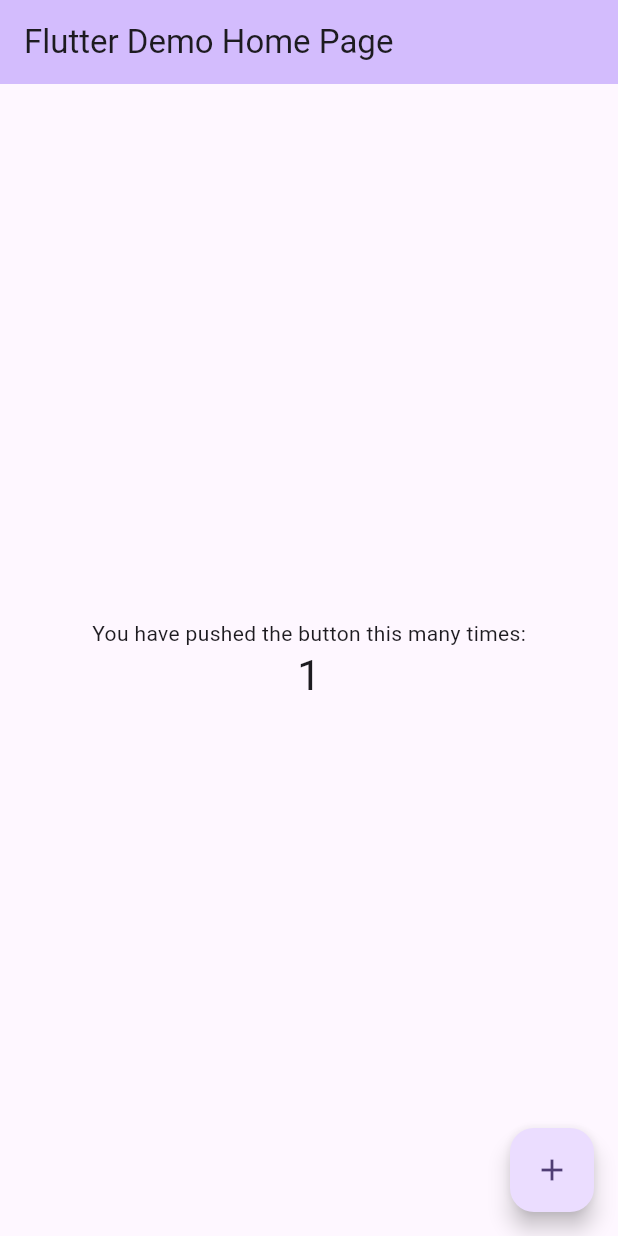
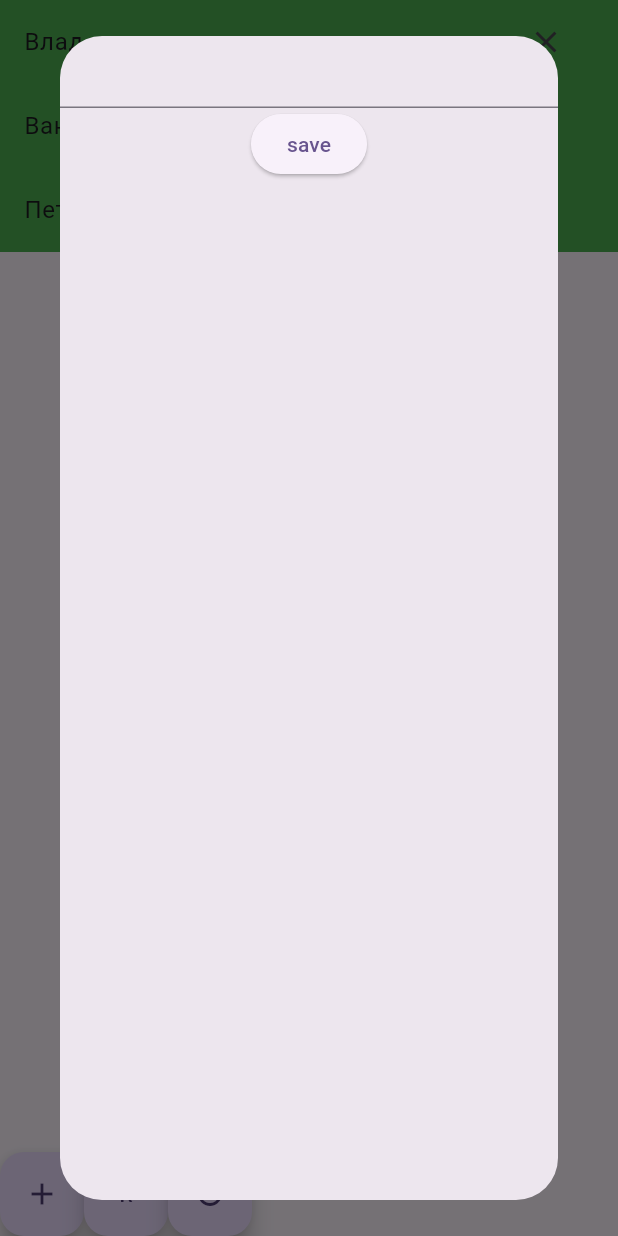
Before and after one commit to MrDalik/Flutter_DZ, a Flutter app: the screen it shows after launch, after a tap on the "add" icon, on a phone screen of 412 x 824 dp. Run offline on Flutter 3.47's test engine with Material 3 defaults, Android fonts, the light colour scheme and no system bars.

Commit message:
Сделал рандодом и добавление

```diff
--- a/wheel_of_fortune/lib/main.dart
+++ b/wheel_of_fortune/lib/main.dart
@@ -1,4 +1,5 @@
 import 'package:flutter/material.dart';
+import 'package:flutter_dz/pages/random_item_page.dart';
 
 void main() {
   runApp(const MyApp());
@@ -13,113 +14,10 @@
     return MaterialApp(
       title: 'Flutter Demo',
       theme: ThemeData(
-        // This is the theme of your application.
-        //
-        // TRY THIS: Try running your application with "flutter run". You'll see
-        // the application has a purple toolbar. Then, without quitting the app,
-        // try changing the seedColor in the colorScheme below to Colors.green
-        // and then invoke "hot reload" (save your changes or press the "hot
-        // reload" button in a Flutter-supported IDE, or press "r" if you used
-        // the command line to start the app).
-        //
-        // Notice that the counter didn't reset back to zero; the application
-        // state is not lost during the reload. To reset the state, use hot
-        // restart instead.
-        //
-        // This works for code too, not just values: Most code changes can be
-        // tested with just a hot reload.
         colorScheme: ColorScheme.fromSeed(seedColor: Colors.deepPurple),
         useMaterial3: true,
       ),
-      home: const MyHomePage(title: 'Flutter Demo Home Page'),
+      home: const RandomItemPage(names_input: ['Влад','Ваня','Петя'],)
     );
   }
 }
-
-class MyHomePage extends StatefulWidget {
-  const MyHomePage({super.key, required this.title});
-
-  // This widget is the home page of your application. It is stateful, meaning
-  // that it has a State object (defined below) that contains fields that affect
-  // how it looks.
-
-  // This class is the configuration for the state. It holds the values (in this
-  // case the title) provided by the parent (in this case the App widget) and
-  // used by the build method of the State. Fields in a Widget subclass are
-  // always marked "final".
-
-  final String title;
-
-  @override
-  State<MyHomePage> createState() => _MyHomePageState();
-}
-
-class _MyHomePageState extends State<MyHomePage> {
-  int _counter = 0;
-
-  void _incrementCounter() {
-    setState(() {
-      // This call to setState tells the Flutter framework that something has
-      // changed in this State, which causes it to rerun the build method below
-      // so that the display can reflect the updated values. If we changed
-      // _counter without calling setState(), then the build method would not be
-      // called again, and so nothing would appear to happen.
-      _counter++;
-    });
-  }
-
-  @override
-  Widget build(BuildContext context) {
-    // This method is rerun every time setState is called, for instance as done
-    // by the _incrementCounter method above.
-    //
-    // The Flutter framework has been optimized to make rerunning build methods
-    // fast, so that you can just rebuild anything that needs updating rather
-    // than having to individually change instances of widgets.
-    return Scaffold(
-      appBar: AppBar(
-        // TRY THIS: Try changing the color here to a specific color (to
-        // Colors.amber, perhaps?) and trigger a hot reload to see the AppBar
-        // change color while the other colors stay the same.
-        backgroundColor: Theme.of(context).colorScheme.inversePrimary,
-        // Here we take the value from the MyHomePage object that was created by
-        // the App.build method, and use it to set our appbar title.
-        title: Text(widget.title),
-      ),
-      body: Center(
-        // Center is a layout widget. It takes a single child and positions it
-        // in the middle of the parent.
-        child: Column(
-          // Column is also a layout widget. It takes a list of children and
-          // arranges them vertically. By default, it sizes itself to fit its
-          // children horizontally, and tries to be as tall as its parent.
-          //
-          // Column has various properties to control how it sizes itself and
-          // how it positions its children. Here we use mainAxisAlignment to
-          // center the children vertically; the main axis here is the vertical
-          // axis because Columns are vertical (the cross axis would be
-          // horizontal).
-          //
-          // TRY THIS: Invoke "debug painting" (choose the "Toggle Debug Paint"
-          // action in the IDE, or press "p" in the console), to see the
-          // wireframe for each widget.
-          mainAxisAlignment: MainAxisAlignment.center,
-          children: <Widget>[
-            const Text(
-              'You have pushed the button this many times:',
-            ),
-            Text(
-              '$_counter',
-              style: Theme.of(context).textTheme.headlineMedium,
-            ),
-          ],
-        ),
-      ),
-      floatingActionButton: FloatingActionButton(
-        onPressed: _incrementCounter,
-        tooltip: 'Increment',
-        child: const Icon(Icons.add),
-      ), // This trailing comma makes auto-formatting nicer for build methods.
-    );
-  }
-}
--- /dev/null
+++ b/wheel_of_fortune/lib/pages/random_item_page.dart
@@ -0,0 +1,121 @@
+import 'dart:math';
+
+import 'package:flutter/material.dart';
+
+class RandomItemPage extends StatefulWidget {
+  final List<String> names_input;
+
+  const RandomItemPage({super.key, required this.names_input});
+
+  @override
+  State<RandomItemPage> createState() => _RandomItemPageState();
+}
+
+class _RandomItemPageState extends State<RandomItemPage> {
+  int? randomindex;
+  Set<int> setnumbersdrawn = {};
+
+  List<String> names = [];
+
+  @override
+  void initState() {
+    super.initState();
+    names.addAll(widget.names_input);
+  }
+
+  void _addItem(BuildContext context) {
+    var text = '';
+
+    showDialog(
+      context: context,
+      builder: (context) => Dialog(
+        child: Column(
+          children: [
+            TextField(
+              onChanged: (value) => text = value,
+            ),
+            ElevatedButton(
+              onPressed: () {
+                setState(() {
+                  names.add(text);
+                });
+                Navigator.pop(context);
+              },
+              child: const Text('save'),
+            ),
+          ],
+        ),
+      ),
+    );
+  }
+
+  void _delItem(int index) {
+    setState(() {
+      names.removeAt(index);
+    });
+  }
+
+  void _random() {
+    setState(() {
+      int interrand = Random().nextInt(names.length);
+      if (!setnumbersdrawn.contains(interrand)) {
+        randomindex = interrand;
+        setnumbersdrawn.add(randomindex!);
+      } else {
+        _random();
+      }
+    });
+  }
+
+  void _restart() {
+    setState(() {
+      setnumbersdrawn.clear();
+    });
+  }
+
+  @override
+  Widget build(BuildContext context) {
+    return Scaffold(
+      body: Column(children: [
+        Expanded(
+          child: ListView.builder(
+              itemBuilder: (BuildContext context, int index) {
+                return Container(
+                  color: setnumbersdrawn.contains(index)
+                      ? randomindex == index
+                          ? Colors.red
+                          : Colors.blueGrey
+                      : Colors.green,
+                  child: ListTile(
+                    title: Text(
+                      names[index],
+                    ),
+                    trailing: CloseButton(
+                      onPressed: () => _delItem(index),
+                    ),
+                    selectedColor: Colors.black,
+                  ),
+                );
+              },
+              itemCount: names.length),
+        ),
+        Row(
+          children: [
+            FloatingActionButton(
+              onPressed: () => _addItem(context),
+              child: const Icon(Icons.add),
+            ),
+            FloatingActionButton(
+              onPressed: _random,
+              child: const Text('R'),
+            ),
+            FloatingActionButton(
+              onPressed: _restart,
+              child: const Icon(Icons.refresh),
+            ),
+          ],
+        ),
+      ]),
+    );
+  }
+}
```
